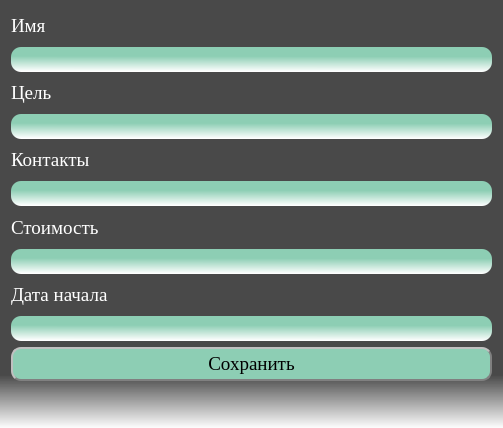
The window that Interface/Add_student_form.ui (BackDad/Diploma_GB) describes before a commit, drawn with Qt 5.
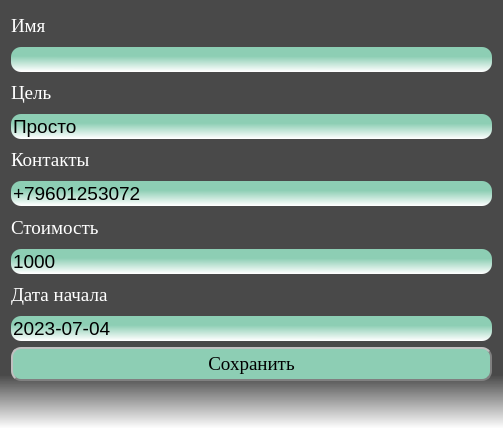
The same window after the commit.

Commit message: внесены изменения в интерфейс

Patch:
```diff
--- a/Interface/Add_student_form.ui
+++ b/Interface/Add_student_form.ui
@@ -76,6 +76,9 @@
       <string notr="true">background-color: qlineargradient(spread:pad, x1:0.573864, y1:0.006, x2:0.551, y2:0.988636, stop:0.375 rgba(141, 206, 180, 255), stop:1 rgba(255, 255, 255, 255));
 border-radius: 10px;</string>
      </property>
+     <property name="text">
+      <string>Просто</string>
+     </property>
     </widget>
    </item>
    <item>
@@ -106,6 +109,9 @@
       <string notr="true">background-color: qlineargradient(spread:pad, x1:0.573864, y1:0.006, x2:0.551, y2:0.988636, stop:0.375 rgba(141, 206, 180, 255), stop:1 rgba(255, 255, 255, 255));
 border-radius: 10px;</string>
      </property>
+     <property name="text">
+      <string>+79601253072</string>
+     </property>
     </widget>
    </item>
    <item>
@@ -136,6 +142,9 @@
       <string notr="true">background-color: qlineargradient(spread:pad, x1:0.573864, y1:0.006, x2:0.551, y2:0.988636, stop:0.375 rgba(141, 206, 180, 255), stop:1 rgba(255, 255, 255, 255));
 border-radius: 10px;</string>
      </property>
+     <property name="text">
+      <string>1000</string>
+     </property>
     </widget>
    </item>
    <item>
@@ -166,6 +175,9 @@
       <string notr="true">background-color: qlineargradient(spread:pad, x1:0.573864, y1:0.006, x2:0.551, y2:0.988636, stop:0.375 rgba(141, 206, 180, 255), stop:1 rgba(255, 255, 255, 255));
 border-radius: 10px;</string>
      </property>
+     <property name="text">
+      <string>2023-07-04</string>
+     </property>
     </widget>
    </item>
    <item>
```
The commit also changes 3 other files.
